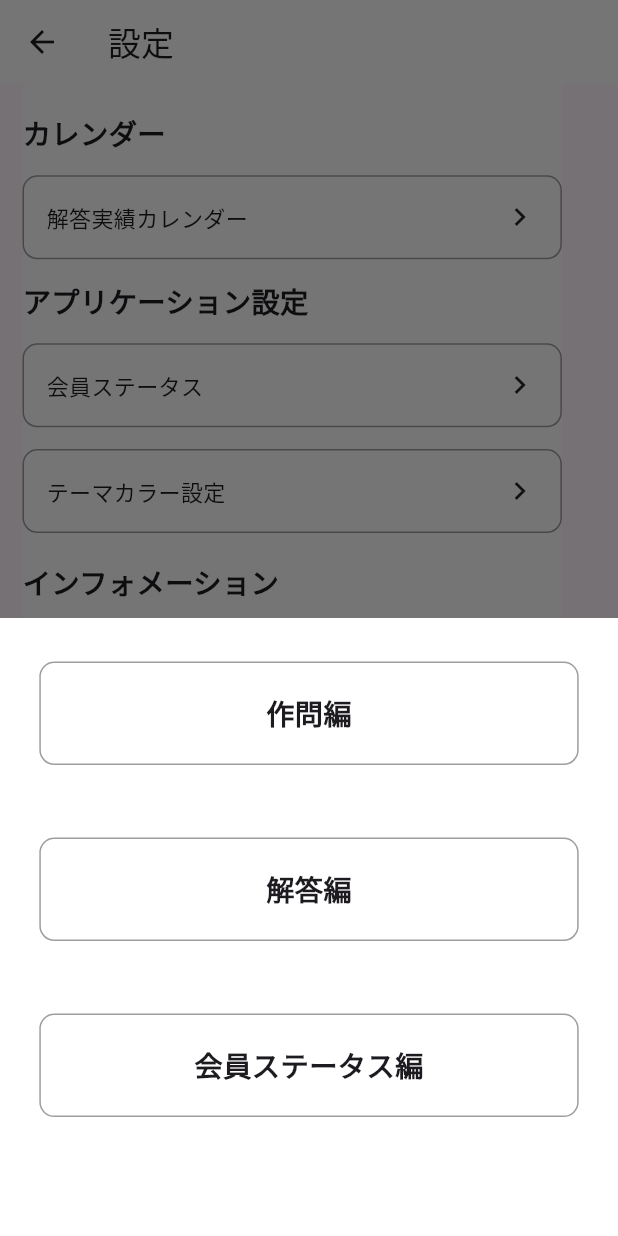
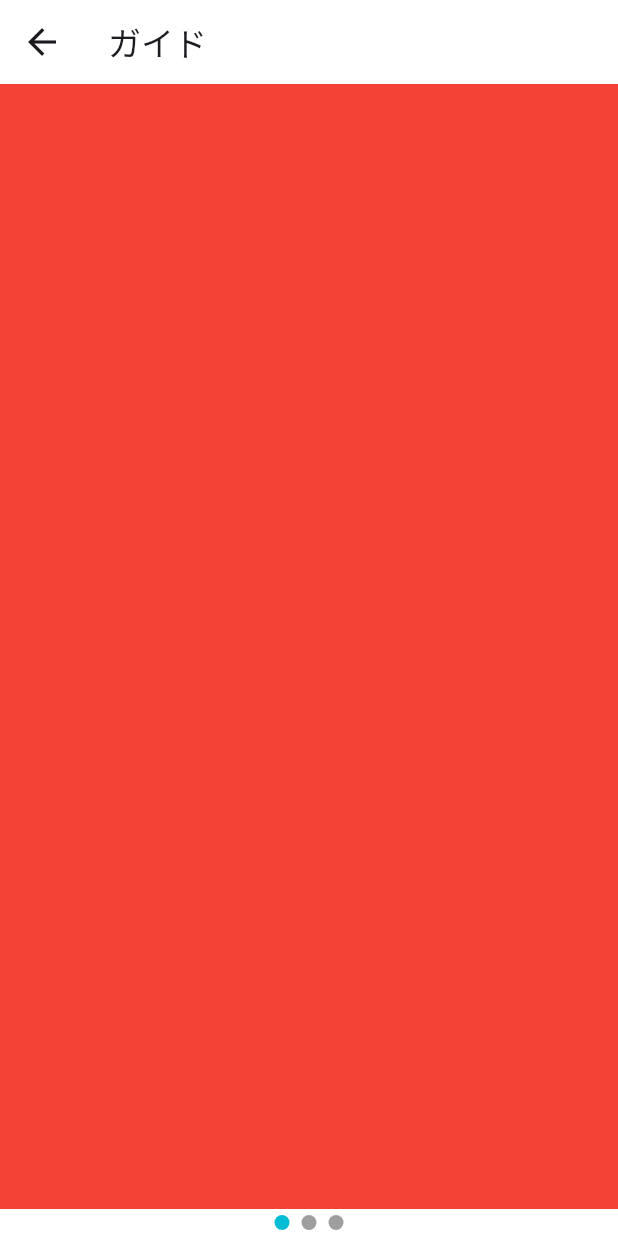
Before and after one commit to yutokobayashii/share_question, a Flutter app: the SettingsPage screen opened directly, after a tap on "使い方", on a phone screen of 412 x 824 dp. Run offline on Flutter 3.47's test engine with Material 3 defaults, Android fonts, the phone set to English and light mode, and no system bars; our stand-ins replace fl_chart, flutter_hooks, flutter_screenutil, hooks_riverpod, image_picker, share_plus and 1 more; accounts and stored records are empty.

Commit message:
Revert "ガイド修正"
This reverts commit 59f7e2f4e983ede2919cf35bf6db8bd5ed3b1f70.

```diff
--- a/lib/pages/guide_pages/guide_page.dart
+++ b/lib/pages/guide_pages/guide_page.dart
@@ -1,53 +1,71 @@
 
 import 'package:flutter/material.dart';
-import 'package:flutter_screenutil/flutter_screenutil.dart';
-import 'package:share_question/constant/color_constant.dart';
-import 'package:share_question/pages/guide_pages/guide_widget/guide_page_widget.dart';
+import 'package:flutter_hooks/flutter_hooks.dart';
+import 'package:hooks_riverpod/hooks_riverpod.dart';
+
+import '../../constant/color_constant.dart';
+import '../../provider/shared_prefrence_provider.dart';
+
+class GuidePage extends HookConsumerWidget {
+  const GuidePage({super.key});
+
+  @override
+  Widget build(BuildContext context,WidgetRef ref) {
+    final currentPage = useState(0);
+    final PageController pageController = PageController();
+    return MaterialApp(
+      home: Scaffold(
+        appBar: AppBar(
+          backgroundColor: Colors.white,
+          leading: GestureDetector(
+              onTap: () {
+               Navigator.pop(context);
+              },
+              child: const Icon(
+                Icons.arrow_back,
+                size: 28,
+              )
+          ),
+          title: const Text('ガイド'),
 
 
-
-
-class GuideWidget extends StatelessWidget {
-  const GuideWidget({
-    super.key,
-    required this.title,
-  });
-
-  final String title;
-
-  @override
-  Widget build(BuildContext context) {
-    return GestureDetector(
-      onTap: () {
-        Navigator.pop(context);
-        Navigator.push(
-          context,
-          MaterialPageRoute(builder: (context) => GuidePageWidget(title:title)),
-        );
-      },
-      child: Container(
-        width: MediaQuery.of(context).size.width,
-        color: Colors.white,
-        child: Column(
-          children: [
-             SizedBox(height: 30.h,),
-
-            Container(
-              width: MediaQuery.of(context).size.width - 50.w,
-              padding: const EdgeInsets.all(20),
-              decoration: BoxDecoration(
-                borderRadius: BorderRadius.circular(10),
-                color: Colors.white,
-                border: Border.all(
-                  color: Colors.grey,
-                  width: 1,
+        ),
+        body: Container(
+          color: Colors.white,
+          child:  Column(
+            children: [
+              Expanded(
+                child: PageView(
+                  controller: pageController,
+                  onPageChanged: (int page) {
+                    currentPage.value = page;
+                  },
+                  children: [
+                    Container(color: Colors.red),
+                    Container(color: Colors.green),
+                    Container(color: Colors.blue),
+                  ],
                 ),
               ),
-
-              child: Center(child: Text(title,style: boldTextStyle,)),
-            )
-
-          ],
+              Row(
+                mainAxisAlignment: MainAxisAlignment.center,
+                children: List.generate(
+                  3, // ページ数
+                      (index) => Container(
+                    margin: const EdgeInsets.all(4),
+                    width: 10,
+                    height: 10,
+                    decoration: BoxDecoration(
+                      shape: BoxShape.circle,
+                      color: currentPage.value == index
+                          ? Color(ref.watch(colorSharedPreferencesProvider).getInt("color") ?? baseColor.value) // 現在のページ
+                          : Colors.grey, // 他のページ
+                    ),
+                  ),
+                ),
+              ),
+            ],
+          ),
         ),
       ),
     );
--- a/lib/pages/guide_pages/guide_widget/select_guide_widget.dart
+++ /dev/null
@@ -1,33 +0,0 @@
-
-import 'package:flutter/material.dart';
-import 'package:flutter_screenutil/flutter_screenutil.dart';
-
-import '../guide_page.dart';
-
-class SelectGuideWidget extends StatelessWidget {
-  const SelectGuideWidget({
-    super.key,
-  });
-
-  @override
-  Widget build(BuildContext context) {
-    return Container(
-        color: Colors.white,
-        height: MediaQuery.of(context).size.height * 0.5,
-        width: MediaQuery.of(context).size.width,
-        child: Column(
-          children: [
-
-            const GuideWidget(title: '作問編',),
-            SizedBox(height: 20.h,),
-
-            const GuideWidget(title: '解答編',),
-            SizedBox(height: 20.h,),
-
-            const GuideWidget(title: '会員ステータス編',),
-            SizedBox(height: 20.h,),
-          ],
-        )
-    );
-  }
-}
--- a/lib/pages/settings_pages/setting_widgets/setting_widget.dart
+++ /dev/null
@@ -1,43 +0,0 @@
-
-import 'package:flutter/material.dart';
-import 'package:flutter_screenutil/flutter_screenutil.dart';
-
-import '../../../constant/color_constant.dart';
-
-class SettingWidget extends StatelessWidget {
-  const SettingWidget({
-    super.key,
-    required this.title,
-    required this.action,
-  });
-
-  final String title;
-  final VoidCallback action;
-
-
-  @override
-  Widget build(BuildContext context) {
-    return GestureDetector(
-      onTap: action,
-      child: Container(
-        padding: const EdgeInsets.all(15),
-        width: MediaQuery.of(context).size.width - 50.w,
-        decoration: BoxDecoration(
-          borderRadius: BorderRadius.circular(10),
-          color: Colors.white,
-          border: Border.all(
-            color: Colors.grey,
-            width: 1,
-          ),
-        ),
-        child: Row(
-          mainAxisAlignment: MainAxisAlignment.spaceBetween,
-          children: [
-            Text(title,style: normalTextStyle,),
-            const Icon(Icons.chevron_right),
-          ],
-        ),
-      ),
-    );
-  }
-}
--- a/lib/pages/settings_pages/settings_page.dart
+++ b/lib/pages/settings_pages/settings_page.dart
@@ -4,12 +4,9 @@ import 'package:hooks_riverpod/hooks_riverpod.dart';
 import 'package:share_question/constant/color_constant.dart';
 import 'package:share_question/pages/settings_pages/setting_widgets/kiyaku.page.dart';
 import 'package:share_question/pages/settings_pages/setting_widgets/privacy_policy_page.dart';
-import 'package:share_question/pages/settings_pages/setting_widgets/setting_widget.dart';
 import 'package:share_question/provider/shared_prefrence_provider.dart';
 
-import '../../controller/setting_controller/setting_controller.dart';
-import '../guide_pages/guide_widget/select_guide_widget.dart';
-
+import '../guide_pages/guide_page.dart';
 
 final colorProvider = StateProvider<int>((ref) => ref.watch(colorSharedPreferencesProvider).getInt("color") ?? baseColor.value);
 
@@ -19,10 +16,7 @@ class SettingsPage extends HookConsumerWidget {
   @override
   Widget build(BuildContext context,WidgetRef ref) {
     return Scaffold(
-      appBar: AppBar(
-          title: const Text("設定"),
-          backgroundColor: Colors.white,
-      ),
+      appBar: AppBar(title: const Text("設定")),
       body: Padding(
         padding: const EdgeInsets.only(left: 15),
         child: Container(
@@ -76,16 +70,9 @@ class SettingsPage extends HookConsumerWidget {
               SettingWidget(
                 title: '使い方',
                 action: () {
-                  // Navigator.push(
-                  //   context,
-                  //   MaterialPageRoute(builder: (context) => const GuidePage()),
-                  // );
-                  showModalBottomSheet(
-                    context: context,
-                    isScrollControlled: true, // 画面半分よりも大きなモーダルの表示設定
-                    builder: (BuildContext context) {
-                      return const SelectGuideWidget();
-                    },
+                  Navigator.push(
+                    context,
+                    MaterialPageRoute(builder: (context) => const GuidePage()),
                   );
                 },),
 
@@ -117,3 +104,90 @@ class SettingsPage extends HookConsumerWidget {
     );
   }
 }
+
+class SettingWidget extends StatelessWidget {
+  const SettingWidget({
+    super.key,
+    required this.title,
+    required this.action,
+  });
+
+  final String title;
+  final VoidCallback action;
+
+
+  @override
+  Widget build(BuildContext context) {
+    return GestureDetector(
+      onTap: action,
+      child: Container(
+        padding: const EdgeInsets.all(15),
+        width: MediaQuery.of(context).size.width - 50.w,
+        decoration: BoxDecoration(
+          borderRadius: BorderRadius.circular(10),
+          color: Colors.white,
+          border: Border.all(
+            color: Colors.grey,
+            width: 1,
+          ),
+        ),
+        child: Row(
+          mainAxisAlignment: MainAxisAlignment.spaceBetween,
+          children: [
+            Text(title,style: normalTextStyle,),
+            const Icon(Icons.chevron_right),
+          ],
+        ),
+      ),
+    );
+  }
+}
+
+
+
+
+
+
+void showColorPalette(BuildContext context,WidgetRef ref) {
+  showModalBottomSheet(
+    context: context,
+    builder: (BuildContext context) {
+      return SizedBox(
+        height: 200, // モーダルの高さ
+        child: GridView.count(
+          crossAxisCount: 5, // 1行あたりの色の数
+          children: paletteColors.map((color) {
+            return InkWell(
+              onTap: () async{
+
+                Navigator.pop(context);
+
+                 ref.read(colorSharedPreferencesProvider).setInt("color", color.value);
+
+                 ref.watch(colorProvider.notifier).update((state) => ref.watch(colorSharedPreferencesProvider).getInt("color")!);
+
+              },
+              child: Container(
+                margin: const EdgeInsets.all(10.0),
+                decoration: BoxDecoration(
+                  color: color,
+                  shape: BoxShape.circle,
+                ),
+              ),
+            );
+          }).toList(),
+        ),
+      );
+    },
+  );
+}
+
+
+final List<Color> paletteColors = [
+  Colors.red,
+  Colors.green,
+  Colors.cyan,
+  Colors.orange,
+  Colors.purple,
+  // 他の色
+];
```
Also changed, not shown: lib/controller/setting_controller/setting_controller.dart (deleted, +0 -51 lines), lib/pages/guide_pages/guide_widget/guide_page_widget.dart (deleted, +0 -78 lines), lib/pages/home_pages/home_page.dart (+5 -15 lines).
